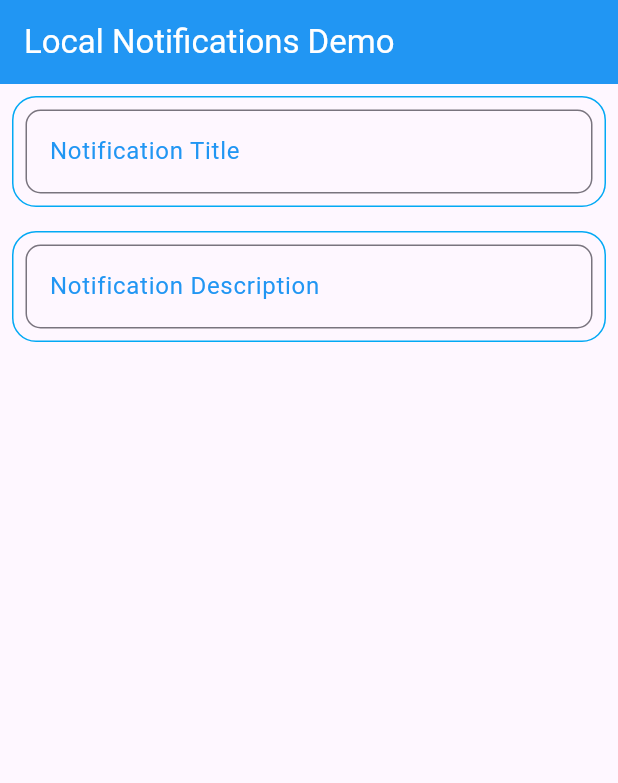
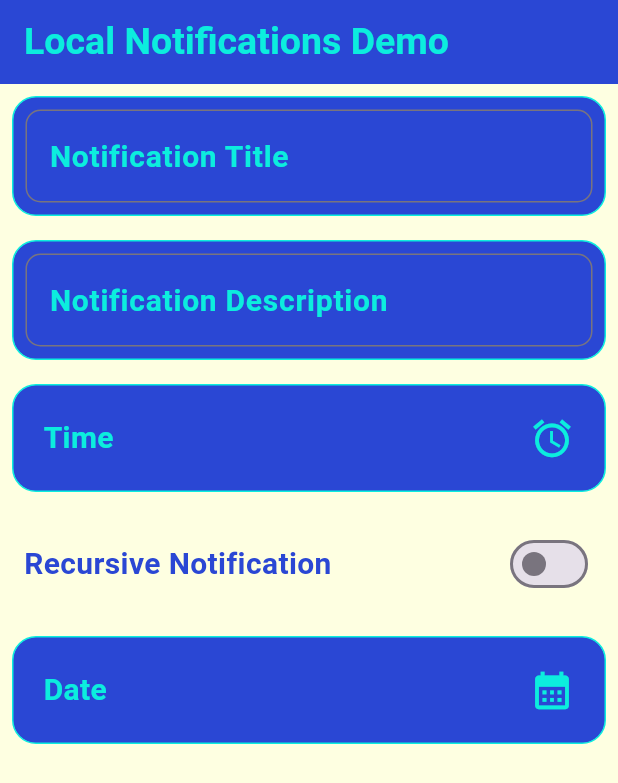
Before and after one commit to erolegerkan/flutter_local_notifications, a Flutter app: the screen it shows after launch, after a tap on the "add" icon, on a phone screen of 412 x 824 dp. Shown: the top 783 px of the screen. Run offline on Flutter 3.47's test engine with Material 3 defaults, Android fonts, the phone set to English and light mode, and no system bars.

Commit message:
feat : add new custombutton widget and change colors

```diff
--- /dev/null
+++ b/lib/core/colors/custom_colors.dart
@@ -0,0 +1,8 @@
+import 'package:flutter/material.dart';
+
+abstract class CustomColors {
+  static const backgroundColor = Color(0xFF2A47D4);
+  static const foregroundColor = Color(0xFF0CEDDE);
+  static const appBackgroundColor = Color(0xFFFEFFE1);
+
+}
--- /dev/null
+++ b/lib/core/widgets/custom_button.dart
@@ -0,0 +1,45 @@
+import 'package:flutter/material.dart';
+import 'package:flutter_local_notification/core/colors/custom_colors.dart';
+
+class CustomButton extends StatelessWidget {
+  const CustomButton({
+    super.key,
+    required this.buttonText,
+    required this.buttonIcon,
+  });
+
+  final String buttonText;
+  final IconData buttonIcon;
+
+  @override
+  Widget build(BuildContext context) {
+    return InkWell(
+      borderRadius: BorderRadius.circular(16),
+      onTap: () {},
+      child: Container(
+        width: double.infinity,
+        margin: EdgeInsets.all(8),
+        padding: EdgeInsets.all(20),
+        decoration: BoxDecoration(
+          color: CustomColors.backgroundColor,
+          border: Border.all(color: CustomColors.foregroundColor),
+          borderRadius: BorderRadius.circular(16),
+        ),
+        child: Row(
+          children: [
+            Text(
+              buttonText,
+              style: TextStyle(
+                color: CustomColors.foregroundColor,
+                fontWeight: FontWeight.bold,
+                fontSize: 20,
+              ),
+            ),
+            const Spacer(),
+            Icon(buttonIcon, color: CustomColors.foregroundColor,size: 30,),
+          ],
+        ),
+      ),
+    );
+  }
+}
--- a/lib/core/widgets/custom_textfield.dart
+++ b/lib/core/widgets/custom_textfield.dart
@@ -1,4 +1,5 @@
 import 'package:flutter/material.dart';
+import 'package:flutter_local_notification/core/colors/custom_colors.dart';
 
 class CustomTextfield extends StatelessWidget {
   const CustomTextfield({
@@ -14,7 +15,8 @@ class CustomTextfield extends StatelessWidget {
   Widget build(BuildContext context) {
     return Container(
       decoration: BoxDecoration(
-        border: Border.all(color: Colors.lightBlue),
+        color: CustomColors.backgroundColor,
+        border: Border.all(color: CustomColors.foregroundColor),
         borderRadius: BorderRadius.circular(16),
       ),
       margin: EdgeInsets.all(8),
@@ -24,10 +26,17 @@ class CustomTextfield extends StatelessWidget {
         decoration: InputDecoration(
           border: OutlineInputBorder(
             borderRadius: BorderRadius.circular(10),
-            borderSide: BorderSide(color: Colors.lightBlue, width: 2),
+            borderSide: BorderSide(
+              color: CustomColors.foregroundColor,
+              width: 2,
+            ),
           ),
           hintText: hintText,
-          hintStyle: TextStyle(color: Colors.blue),
+          hintStyle: TextStyle(
+            color: CustomColors.foregroundColor,
+            fontSize: 20,
+            fontWeight: FontWeight.bold,
+          ),
         ),
       ),
     );
--- a/lib/features/home/presentation/providers/home_screen_provider.dart
+++ b/lib/features/home/presentation/providers/home_screen_provider.dart
@@ -1,5 +1,5 @@
 import 'package:flutter/widgets.dart';
-import 'package:flutter_local_notification/core/screen_enum.dart';
+import 'package:flutter_local_notification/core/enums/screen_enum.dart';
 import 'package:flutter_local_notification/features/home/presentation/widgets/home_screen_widget.dart';
 import 'package:flutter_local_notification/features/home/presentation/widgets/new_notification_widget.dart';
 
--- a/lib/features/home/presentation/screens/home_screen.dart
+++ b/lib/features/home/presentation/screens/home_screen.dart
@@ -1,5 +1,6 @@
 import 'package:flutter/material.dart';
-import 'package:flutter_local_notification/core/screen_enum.dart';
+import 'package:flutter_local_notification/core/colors/custom_colors.dart';
+import 'package:flutter_local_notification/core/enums/screen_enum.dart';
 import 'package:flutter_local_notification/features/home/presentation/providers/home_screen_provider.dart';
 import 'package:provider/provider.dart';
 
@@ -18,14 +19,15 @@ class HomeScreen extends StatelessWidget {
           homeScreenProviderModel.changeScreen(ScreenEnum.homeWidget);
         },
         child: Scaffold(
+          backgroundColor: CustomColors.appBackgroundColor,
           appBar: AppBar(
-            title: Text("Local Notifications Demo",style: TextStyle(color: Colors.white),),
-            backgroundColor: Colors.blue,
+            title: Text("Local Notifications Demo",style: TextStyle(color: CustomColors.foregroundColor,fontSize: 25,fontWeight: FontWeight.bold),),
+            backgroundColor: CustomColors.backgroundColor,
           ),
           floatingActionButton: homeScreenProviderModel.currentScreen == ScreenEnum.homeWidget ? Container(
             decoration: BoxDecoration(
-              color: Colors.blue,
-              border: Border.all(color: Colors.lightBlueAccent),
+              color: CustomColors.backgroundColor,
+              border: Border.all(color: CustomColors.foregroundColor),
               borderRadius: BorderRadius.circular(16),
             ),
             child: IconButton(
@@ -34,7 +36,7 @@ class HomeScreen extends StatelessWidget {
                   ScreenEnum.newNotificationWidget,
                 );
               },
-              icon: Icon(Icons.add,color: Colors.white,),
+              icon: Icon(Icons.add,color: CustomColors.foregroundColor,),
             ),
           ) : null,
           body: SafeArea(child: homeScreenProviderModel.getScreen()),
--- a/lib/features/home/presentation/widgets/new_notification_widget.dart
+++ b/lib/features/home/presentation/widgets/new_notification_widget.dart
@@ -1,19 +1,53 @@
 import 'package:flutter/material.dart';
+import 'package:flutter_local_notification/core/colors/custom_colors.dart';
+import 'package:flutter_local_notification/core/widgets/custom_button.dart';
 import 'package:flutter_local_notification/core/widgets/custom_textfield.dart';
 
-class NewNotificationWidget extends StatelessWidget {
+class NewNotificationWidget extends StatefulWidget {
   const NewNotificationWidget({super.key});
 
+  @override
+  State<NewNotificationWidget> createState() => _NewNotificationWidgetState();
+}
+
+class _NewNotificationWidgetState extends State<NewNotificationWidget> {
   @override
   Widget build(BuildContext context) {
     TextEditingController titleController = TextEditingController();
     TextEditingController descriptionController = TextEditingController();
+    bool isSwitchTurnedOn = false;
 
     return Column(
       children: [
-        CustomTextfield(controller: titleController, hintText: "Notification Title"),
-        CustomTextfield(controller: descriptionController, hintText: "Notification Description"),
+        CustomTextfield(
+          controller: titleController,
+          hintText: "Notification Title",
+        ),
+        CustomTextfield(
+          controller: descriptionController,
+          hintText: "Notification Description",
+        ),
 
+        CustomButton(buttonText: "Time", buttonIcon: Icons.alarm),
+
+        Padding(
+          padding: EdgeInsetsGeometry.all(16),
+          child: Row(
+            children: [
+              Text("Recursive Notification",style: TextStyle(fontWeight: FontWeight.bold,fontSize: 20,color: CustomColors.backgroundColor),),
+              const Spacer(),
+              Switch(
+                value: isSwitchTurnedOn,
+                onChanged: (value) {
+                  setState(() {
+                    isSwitchTurnedOn = value;
+                  });
+                },
+              ),
+            ],
+          ),
+        ),
+        CustomButton(buttonText: "Date", buttonIcon: Icons.calendar_month),
       ],
     );
   }
--- a/lib/main.dart
+++ b/lib/main.dart
@@ -16,7 +16,7 @@ class MainApp extends StatelessWidget {
       providers: [
         ChangeNotifierProvider(create: (context)=> HomeScreenProvider()),
       ],
-      child: const MaterialApp(
+      child: MaterialApp(
         debugShowCheckedModeBanner: false,
         home: HomeScreen()
       ),
```
Also changed, not shown: lib/core/enums/screen_enum.dart (renamed from lib/core/screen_enum.dart).
